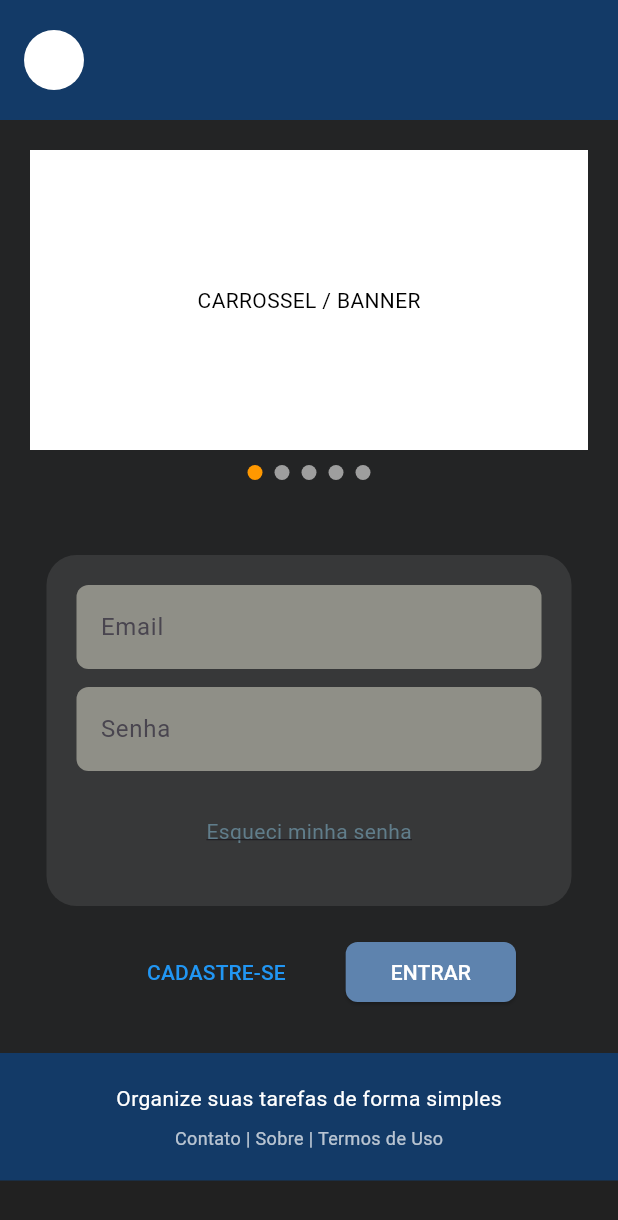
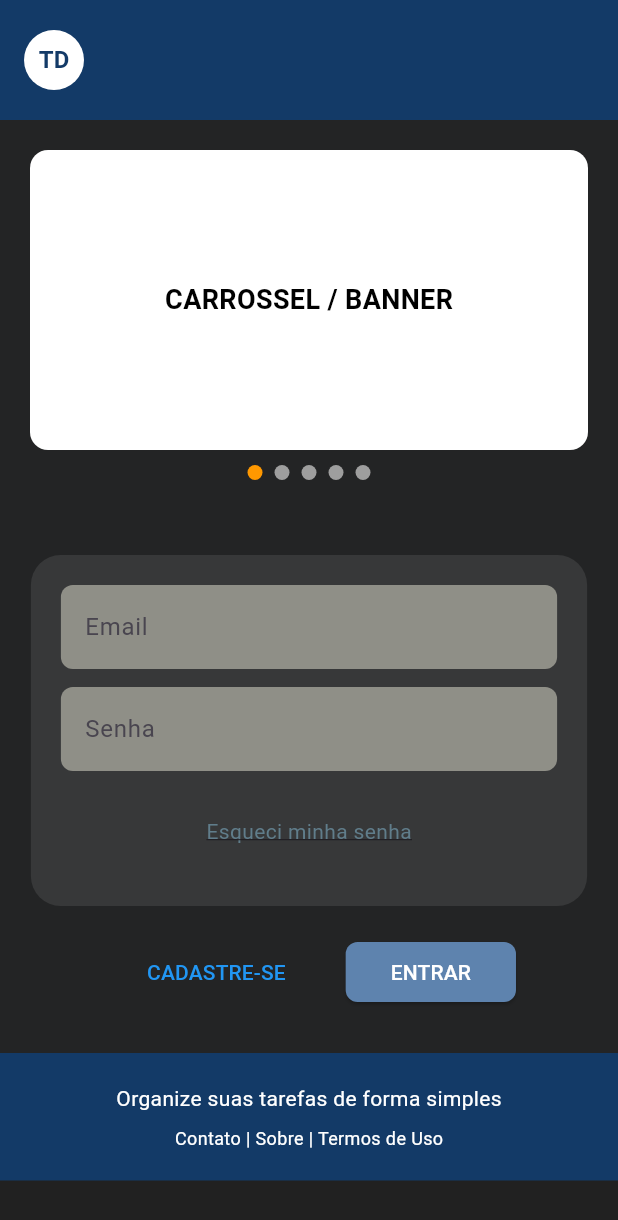
Before and after one commit to joaopaulo0307/mobile_tcc, a Flutter app: the screen it shows after launch, on a phone screen of 412 x 824 dp. Shown: the top 1220 px of the screen. Run offline on Flutter 3.47's test engine with Material 3 defaults, Android fonts, the phone set to English and light mode, and no system bars; our stand-ins replace font_awesome_flutter.

Commit message:
home e login sem erros

```diff
--- a/analysis_options.yaml
+++ b/analysis_options.yaml
@@ -7,6 +7,9 @@
 
 # The following line activates a set of recommended lints for Flutter apps,
 # packages, and plugins designed to encourage good coding practices.
+analyzer:
+  errors:
+    unused_import: ignore
 include: package:flutter_lints/flutter.yaml
 
 linter:
--- a/lib/home.dart
+++ b/lib/home.dart
@@ -1,11 +1,18 @@
 import 'package:font_awesome_flutter/font_awesome_flutter.dart';
 import 'package:flutter/material.dart';
+// ignore: unused_import
 import 'package:mobile_tcc/cadastro.dart';
+// ignore: unused_import
 import 'package:mobile_tcc/calendar.dart';
+// ignore: unused_import
 import 'package:mobile_tcc/financas.dart';
+// ignore: unused_import
 import 'package:mobile_tcc/lista_compras.dart';
+// ignore: unused_import
 import 'package:mobile_tcc/perfil.dart';
+// ignore: unused_import
 import 'package:mobile_tcc/to-do.dart';
+// ignore: unused_import
 import 'package:mobile_tcc/usuarios.dart';
 
 class HomePage extends StatefulWidget {
@@ -64,7 +71,7 @@ class _HomePageState extends State<HomePage> {
                 padding: const EdgeInsets.all(20),
                 decoration: BoxDecoration(
                   gradient: const LinearGradient(
-                    colors: [Colors.purple, Colors.deepPurple],
+                    colors: [Color.fromARGB(255, 79, 73, 196), Color.fromARGB(255, 81, 0, 255)],
                     begin: Alignment.topLeft,
                     end: Alignment.bottomRight,
                   ),
--- a/lib/main.dart
+++ b/lib/main.dart
@@ -2,6 +2,15 @@ import 'package:flutter/material.dart';
 import 'cadastro.dart';
 import 'home.dart';
 import 'esqueci_senha.dart';
+
+// Cores constantes para manter a consistência
+const Color primaryColor = Color(0xFF133A67);
+const Color secondaryColor = Color(0xFF5E83AE);
+const Color backgroundColor = Color.fromARGB(255, 35, 36, 37);
+const Color containerColor = Color.fromARGB(255, 55, 56, 57);
+const Color textFieldColor = Color(0xFF8F8F87);
+const Color textColor = Colors.white;
+const Color accentColor = Colors.blueGrey;
 
 void main() {
   runApp(const MyApp());
@@ -14,27 +23,25 @@ class MyApp extends StatelessWidget {
   Widget build(BuildContext context) {
     return MaterialApp(
       debugShowCheckedModeBanner: false,
-      home: const LandingPage(),
+      initialRoute: '/',
+      routes: {
+        '/': (context) => const LandingPage(),
+        '/cadastro': (context) => const CadastroPage(),
+        '/home': (context) => const HomePage(),
+        '/esqueci_senha': (context) => const EsqueciSenha(),
+      },
     );
   }
 }
 
-class LandingPage extends StatelessWidget {
-  const LandingPage({super.key});
+// Widget para o Header
+class Header extends StatelessWidget {
+  const Header({super.key});
 
   @override
   Widget build(BuildContext context) {
-    final TextEditingController emailController = TextEditingController();
-    final TextEditingController passwordController = TextEditingController();
-
-    return Scaffold(
-      backgroundColor: Colors.grey[900],
-      body: SingleChildScrollView(
-        child: Column(
-          children: [
-            // HEADER
-            Container(
-              color: const Color(0xFF133A67),
+    return Container(
+      color: primaryColor,
       height: 80,
       child: const Align(
         alignment: Alignment.centerLeft,
@@ -43,24 +50,45 @@ class LandingPage extends StatelessWidget {
           child: CircleAvatar(
             radius: 20,
             backgroundColor: Colors.white,
+            child: Text(
+              "TD",
+              style: TextStyle(
+                color: primaryColor,
+                fontWeight: FontWeight.bold,
               ),
             ),
           ),
         ),
+      ),
+    );
+  }
+}
 
-            // CARROSSEL SIMPLES
-            Container(
-              color: const Color.fromARGB(255, 35, 36, 37),
+// Widget para o Carrossel
+class CarouselSection extends StatelessWidget {
+  const CarouselSection({super.key});
+
+  @override
+  Widget build(BuildContext context) {
+    return Container(
+      color: backgroundColor,
       padding: const EdgeInsets.all(20),
       child: Column(
         children: [
           Container(
             height: 200,
+            decoration: BoxDecoration(
               color: Colors.white,
+              borderRadius: BorderRadius.circular(12),
+            ),
             child: const Center(
               child: Text(
                 "CARROSSEL / BANNER",
-                        style: TextStyle(color: Colors.black),
+                style: TextStyle(
+                  color: Colors.black,
+                  fontSize: 18,
+                  fontWeight: FontWeight.bold,
+                ),
               ),
             ),
           ),
@@ -82,64 +110,112 @@ class LandingPage extends StatelessWidget {
           ),
         ],
       ),
-            ),
+    );
+  }
+}
 
-            // LOGIN
-            Container(
-              color: const Color.fromARGB(255, 35, 36, 37),
+// Widget para o formulário de login
+class LoginForm extends StatefulWidget {
+  const LoginForm({super.key});
+
+  @override
+  State<LoginForm> createState() => _LoginFormState();
+}
+
+class _LoginFormState extends State<LoginForm> {
+  final TextEditingController _emailController = TextEditingController();
+  final TextEditingController _passwordController = TextEditingController();
+  final GlobalKey<FormState> _formKey = GlobalKey<FormState>();
+
+  @override
+  void dispose() {
+    _emailController.dispose();
+    _passwordController.dispose();
+    super.dispose();
+  }
+
+  void _login() {
+    if (_formKey.currentState!.validate()) {
+      // Login bem-sucedido, navegar para a página inicial
+      Navigator.pushReplacementNamed(context, '/home');
+    }
+  }
+
+  @override
+  Widget build(BuildContext context) {
+    return Container(
+      color: backgroundColor,
       padding: const EdgeInsets.symmetric(vertical: 30),
+      child: Form(
+        key: _formKey,
         child: Column(
           children: [
             Container(
               padding: const EdgeInsets.all(20),
               decoration: BoxDecoration(
-                      color: const Color.fromARGB(255, 55, 56, 57),
+                color: containerColor,
                 borderRadius: BorderRadius.circular(20),
               ),
-                    width: 350,
+              width: MediaQuery.of(context).size.width * 0.9,
+              constraints: const BoxConstraints(maxWidth: 400),
               child: Column(
                 crossAxisAlignment: CrossAxisAlignment.stretch,
                 children: [
-                        TextField(
-                          controller: emailController,
+                  TextFormField(
+                    controller: _emailController,
                     decoration: InputDecoration(
                       hintText: "Email",
                       filled: true,
-                            fillColor: const Color(0xFF8F8F87),
+                      fillColor: textFieldColor,
                       border: OutlineInputBorder(
                         borderRadius: BorderRadius.circular(8),
                         borderSide: BorderSide.none,
                       ),
                     ),
+                    validator: (value) {
+                      if (value == null || value.isEmpty) {
+                        return 'Por favor, insira seu email';
+                      }
+                      if (!value.contains('@')) {
+                        return 'Por favor, insira um email válido';
+                      }
+                      return null;
+                    },
                   ),
                   const SizedBox(height: 12),
-                        TextField(
-                          controller: passwordController,
+                  TextFormField(
+                    controller: _passwordController,
                     obscureText: true,
                     decoration: InputDecoration(
                       hintText: "Senha",
                       filled: true,
-                            fillColor: const Color(0xFF8F8F87),
+                      fillColor: textFieldColor,
                       border: OutlineInputBorder(
                         borderRadius: BorderRadius.circular(8),
                         borderSide: BorderSide.none,
                       ),
                     ),
+                    validator: (value) {
+                      if (value == null || value.isEmpty) {
+                        return 'Por favor, insira sua senha';
+                      }
+                      if (value.length < 6) {
+                        return 'A senha deve ter pelo menos 6 caracteres';
+                      }
+                      return null;
+                    },
                   ),
                   const SizedBox(height: 30),
                   Align(
                     alignment: Alignment.center,
                     child: GestureDetector(
                       onTap: () {
-                              Navigator.push(
-                                context,
-                                MaterialPageRoute(builder: (context) => const EsqueciSenha()),
-                              );
+                        Navigator.pushNamed(context, '/esqueci_senha');
                       },
                       child: const Text(
                         "Esqueci minha senha",
                         style: TextStyle(
-                                color: Colors.blueGrey,
+                          color: accentColor,
                           decoration: TextDecoration.underline,
                         ),
                       ),
@@ -153,42 +229,34 @@ class LandingPage extends StatelessWidget {
             const SizedBox(height: 20),
 
             Row(
-                    mainAxisAlignment: MainAxisAlignment.center, // Centraliza os botões horizontalmente
+              mainAxisAlignment: MainAxisAlignment.center,
               children: [
                 // Botão CADASTRAR
                 OutlinedButton(
                   style: OutlinedButton.styleFrom(
-                          foregroundColor: Colors.blue, // Cor do texto
-                          side: const BorderSide(color: Colors.transparent, width: 0), // Borda transparente
-                          padding: const EdgeInsets.symmetric(vertical: 10, horizontal: 30), // Mesmo padding do outro botão
+                    foregroundColor: Colors.blue,
+                    side: const BorderSide(color: Colors.transparent, width: 0),
+                    padding: const EdgeInsets.symmetric(vertical: 10, horizontal: 30),
                   ),
                   onPressed: () {
-                          Navigator.push(
-                            context,
-                            MaterialPageRoute(builder: (context) => const CadastroPage()),
-                          );
+                    Navigator.pushNamed(context, '/cadastro');
                   },
                   child: const Text("CADASTRE-SE"),
                 ),
 
-                      const SizedBox(width: 10), // Espaçamento HORIZONTAL entre os botões
+                const SizedBox(width: 10),
 
                 // Botão ENTRAR
                 ElevatedButton(
                   style: ElevatedButton.styleFrom(
-                          backgroundColor: const Color(0xFF5E83AE),
+                    backgroundColor: secondaryColor,
                     foregroundColor: Colors.white,
                     padding: const EdgeInsets.symmetric(vertical: 10, horizontal: 30),
                     shape: RoundedRectangleBorder(
                       borderRadius: BorderRadius.circular(8),
                     ),
                   ),
-                        onPressed: () {
-                          Navigator.pushReplacement(
-                            context,
-                            MaterialPageRoute(builder: (context) => const HomePage()),
-                          );
-                        },
+                  onPressed: _login,
                   child: const Text("ENTRAR"),
                 ),
               ],
@@ -196,32 +264,31 @@ class LandingPage extends StatelessWidget {
           ],
         ),
       ),
+    );
+  }
+}
 
-            // RODAPÉ
-            Container(
-              color: const Color(0xFF133A67),
+// Widget para o Footer
+class Footer extends StatelessWidget {
+  const Footer({super.key});
+
+  @override
+  Widget build(BuildContext context) {
+    return Container(
+      color: primaryColor,
       padding: const EdgeInsets.all(20),
-              child: Column(
-                children: [
-                  // Texto principal
-                  const Center(
+      child: const Center(
         child: Column(
           mainAxisAlignment: MainAxisAlignment.center,
           children: [
             Text(
               "Organize suas tarefas de forma simples",
-                          style: TextStyle(color: Colors.white),
+              style: TextStyle(color: textColor),
             ),
             SizedBox(height: 8),
             Text(
               "Contato | Sobre | Termos de Uso",
-                          style: TextStyle(color: Colors.white70, fontSize: 12),
-                        ),
-                      ],
-                    ),
-                  ),
-                ],
-              ),
+              style: TextStyle(color: textColor, fontSize: 12),
             ),
           ],
         ),
@@ -229,3 +296,25 @@ class LandingPage extends StatelessWidget {
     );
   }
 }
+
+// Página principal (LandingPage)
+class LandingPage extends StatelessWidget {
+  const LandingPage({super.key});
+
+  @override
+  Widget build(BuildContext context) {
+    return Scaffold(
+      backgroundColor: Colors.grey[900],
+      body: const SingleChildScrollView(
+        child: Column(
+          children: [
+            Header(),
+            CarouselSection(),
+            LoginForm(),
+            Footer(),
+          ],
+        ),
+      ),
+    );
+  }
+}
--- a/pubspec.yaml
+++ b/pubspec.yaml
@@ -31,7 +31,7 @@ dependencies:
   flutter:
     sdk: flutter
 
-  font_awesome_flutter:  ^9.1 0
+  font_awesome_flutter:  ^10.7.0
   # The following adds the Cupertino Icons font to your application.
   # Use with the CupertinoIcons class for iOS style icons.
   cupertino_icons: ^1.0.8
@@ -52,8 +52,6 @@ dev_dependencies:
 
 # The following section is specific to Flutter packages.
 flutter:
-  assets:
-    -assets/images
 
   # The following line ensures that the Material Icons font is
   # included with your application, so that you can use the icons in
```
Lines whose indentation alone changed are shown as unchanged.
